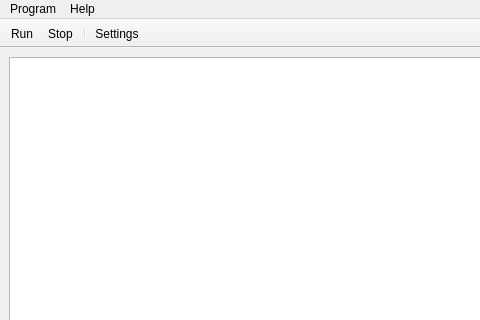
Qt form mainwindow.ui (Kuszki/PI-Thread-Example) before a commit; both pictures show x 0 to 480 and y 0 to 320 of the 800 by 600 pixel window.
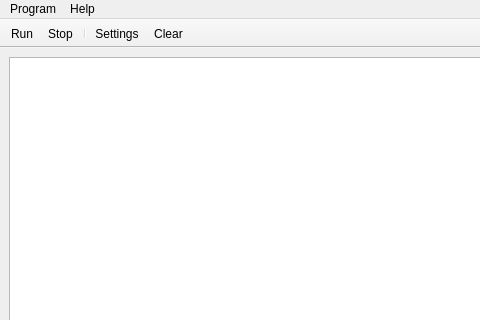
The same form after that commit. Icons and pictures are not drawn.

Commit message: Add clear action

Diff of the .ui file:
```diff
--- a/mainwindow.ui
+++ b/mainwindow.ui
@@ -48,6 +48,7 @@
    <addaction name="actionStop"/>
    <addaction name="separator"/>
    <addaction name="actionSettings"/>
+   <addaction name="actionClear"/>
   </widget>
   <widget class="QMenuBar" name="menuBar">
    <property name="geometry">
@@ -155,6 +156,17 @@
     <string>Settings</string>
    </property>
   </action>
+  <action name="actionClear">
+   <property name="icon">
+    <iconset theme="edit-clear"/>
+   </property>
+   <property name="text">
+    <string>Clear</string>
+   </property>
+   <property name="shortcut">
+    <string>F5</string>
+   </property>
+  </action>
  </widget>
  <resources/>
  <connections>
```
The commit also changes 2 other files.
